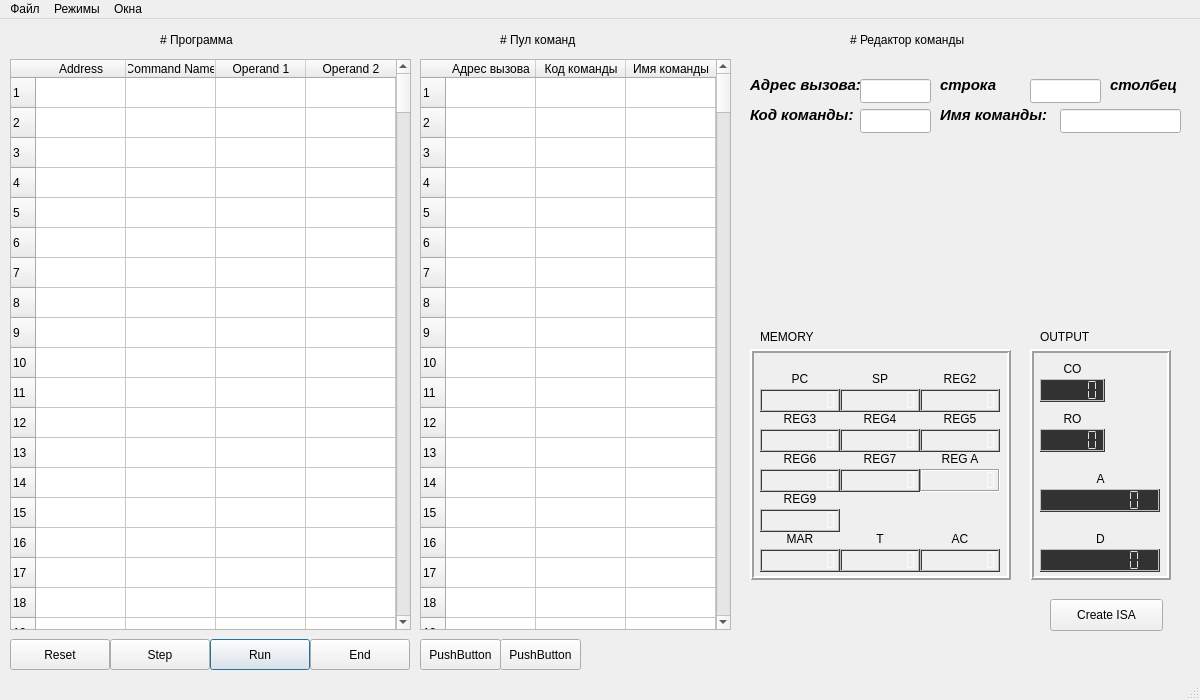
The window that MT589/commandmodewindow.ui (lagovsp/mt589-simulator-program) describes before a commit, drawn with Qt 5.
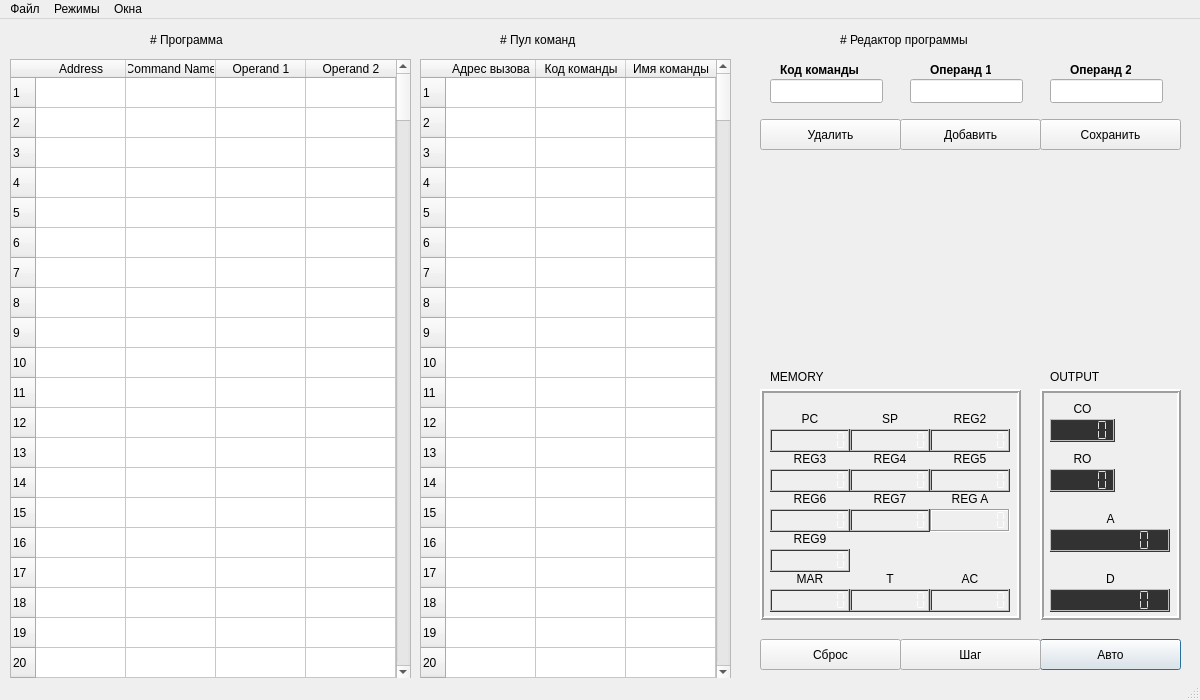
The same window after the commit.

The edit to the form file:
```diff
--- a/MT589/commandmodewindow.ui
+++ b/MT589/commandmodewindow.ui
@@ -26,24 +26,11 @@
    <string>MT589 (Command mode)</string>
   </property>
   <widget class="QWidget" name="centralwidget">
-   <widget class="QPushButton" name="endButton">
-    <property name="geometry">
-     <rect>
-      <x>310</x>
-      <y>620</y>
-      <width>100</width>
-      <height>31</height>
-     </rect>
-    </property>
-    <property name="text">
-     <string>End</string>
-    </property>
-   </widget>
    <widget class="QFrame" name="MemFrame">
     <property name="geometry">
      <rect>
-      <x>750</x>
-      <y>330</y>
+      <x>760</x>
+      <y>370</y>
       <width>261</width>
       <height>231</height>
      </rect>
@@ -7688,20 +7675,20 @@
    <widget class="QPushButton" name="resetButton">
     <property name="geometry">
      <rect>
-      <x>10</x>
+      <x>760</x>
       <y>620</y>
-      <width>100</width>
+      <width>141</width>
       <height>31</height>
      </rect>
     </property>
     <property name="text">
-     <string>Reset</string>
+     <string>Сброс</string>
     </property>
    </widget>
    <widget class="QLabel" name="label_48">
     <property name="geometry">
      <rect>
-      <x>160</x>
+      <x>150</x>
       <y>0</y>
       <width>141</width>
       <height>41</height>
@@ -7717,8 +7704,8 @@
    <widget class="QLabel" name="label_29">
     <property name="geometry">
      <rect>
-      <x>760</x>
-      <y>310</y>
+      <x>770</x>
+      <y>350</y>
       <width>58</width>
       <height>16</height>
      </rect>
@@ -7730,8 +7717,8 @@
    <widget class="QFrame" name="OutputFrame">
     <property name="geometry">
      <rect>
-      <x>1030</x>
-      <y>330</y>
+      <x>1040</x>
+      <y>370</y>
       <width>141</width>
       <height>231</height>
      </rect>
@@ -10251,8 +10238,8 @@
    <widget class="QLabel" name="label_30">
     <property name="geometry">
      <rect>
-      <x>1040</x>
-      <y>310</y>
+      <x>1050</x>
+      <y>350</y>
       <width>58</width>
       <height>16</height>
      </rect>
@@ -10264,14 +10251,14 @@
    <widget class="QPushButton" name="runButton">
     <property name="geometry">
      <rect>
-      <x>210</x>
+      <x>1040</x>
       <y>620</y>
-      <width>100</width>
+      <width>141</width>
       <height>31</height>
      </rect>
     </property>
     <property name="text">
-     <string>Run</string>
+     <string>Авто</string>
     </property>
     <property name="default">
      <bool>true</bool>
@@ -10280,14 +10267,14 @@
    <widget class="QPushButton" name="stepButton">
     <property name="geometry">
      <rect>
-      <x>110</x>
+      <x>900</x>
       <y>620</y>
-      <width>100</width>
+      <width>141</width>
       <height>31</height>
      </rect>
     </property>
     <property name="text">
-     <string>Step</string>
+     <string>Шаг</string>
     </property>
    </widget>
    <widget class="QFrame" name="frame_36">
@@ -10340,9 +10327,15 @@
       <x>10</x>
       <y>40</y>
       <width>401</width>
-      <height>571</height>
+      <height>621</height>
      </rect>
     </property>
+    <property name="sizePolicy">
+     <sizepolicy hsizetype="Fixed" vsizetype="Fixed">
+      <horstretch>0</horstretch>
+      <verstretch>0</verstretch>
+     </sizepolicy>
+    </property>
     <property name="inputMethodHints">
      <set>Qt::ImhNone</set>
     </property>
@@ -10653,19 +10646,6 @@
      </property>
     </column>
    </widget>
-   <widget class="QPushButton" name="createISAButton">
-    <property name="geometry">
-     <rect>
-      <x>1050</x>
-      <y>580</y>
-      <width>113</width>
-      <height>32</height>
-     </rect>
-    </property>
-    <property name="text">
-     <string>Create ISA</string>
-    </property>
-   </widget>
    <widget class="QLabel" name="label_49">
     <property name="geometry">
      <rect>
@@ -10688,7 +10668,7 @@
       <x>420</x>
       <y>40</y>
       <width>311</width>
-      <height>571</height>
+      <height>621</height>
      </rect>
     </property>
     <property name="sizePolicy">
@@ -10996,187 +10976,155 @@
      </property>
     </column>
    </widget>
-   <widget class="QPushButton" name="addFuncToPool">
-    <property name="geometry">
-     <rect>
-      <x>420</x>
-      <y>620</y>
-      <width>81</width>
-      <height>31</height>
-     </rect>
-    </property>
-    <property name="text">
-     <string>PushButton</string>
-    </property>
-   </widget>
-   <widget class="QPushButton" name="addFuncToPool_2">
-    <property name="geometry">
-     <rect>
-      <x>500</x>
-      <y>620</y>
-      <width>81</width>
-      <height>31</height>
-     </rect>
-    </property>
-    <property name="text">
-     <string>PushButton</string>
-    </property>
-   </widget>
    <widget class="QLabel" name="label_50">
     <property name="geometry">
      <rect>
-      <x>850</x>
+      <x>840</x>
       <y>0</y>
-      <width>231</width>
+      <width>251</width>
       <height>41</height>
      </rect>
     </property>
     <property name="text">
-     <string># Редактор команды</string>
+     <string># Редактор программы</string>
     </property>
     <property name="textFormat">
      <enum>Qt::MarkdownText</enum>
     </property>
    </widget>
-   <widget class="QLineEdit" name="lineEdit_2">
+   <widget class="QLabel" name="label_51">
     <property name="geometry">
      <rect>
-      <x>860</x>
-      <y>60</y>
-      <width>71</width>
-      <height>24</height>
+      <x>780</x>
+      <y>40</y>
+      <width>81</width>
+      <height>21</height>
      </rect>
     </property>
-   </widget>
-   <widget class="QLabel" name="label">
-    <property name="geometry">
-     <rect>
-      <x>750</x>
-      <y>50</y>
-      <width>111</width>
-      <height>31</height>
-     </rect>
-    </property>
     <property name="font">
      <font>
-      <pointsize>11</pointsize>
-      <italic>true</italic>
+      <italic>false</italic>
       <bold>true</bold>
+      <underline>false</underline>
      </font>
     </property>
     <property name="text">
-     <string>Адрес вызова:</string>
+     <string>Код команды</string>
     </property>
+    <property name="textFormat">
+     <enum>Qt::MarkdownText</enum>
+    </property>
    </widget>
    <widget class="QLabel" name="label_2">
     <property name="geometry">
      <rect>
-      <x>940</x>
-      <y>50</y>
+      <x>930</x>
+      <y>40</y>
       <width>61</width>
-      <height>31</height>
+      <height>21</height>
      </rect>
     </property>
     <property name="font">
      <font>
-      <pointsize>11</pointsize>
-      <italic>true</italic>
       <bold>true</bold>
      </font>
     </property>
     <property name="text">
-     <string>cтрока</string>
+     <string>Операнд 1</string>
     </property>
+    <property name="textFormat">
+     <enum>Qt::MarkdownText</enum>
+    </property>
    </widget>
    <widget class="QLabel" name="label_3">
     <property name="geometry">
      <rect>
-      <x>1110</x>
-      <y>50</y>
-      <width>71</width>
-      <height>31</height>
+      <x>1070</x>
+      <y>40</y>
+      <width>61</width>
+      <height>21</height>
      </rect>
     </property>
     <property name="font">
      <font>
-      <pointsize>11</pointsize>
-      <italic>true</italic>
       <bold>true</bold>
      </font>
     </property>
     <property name="text">
-     <string>столбец</string>
+     <string>Операнд 2</string>
     </property>
+    <property name="textFormat">
+     <enum>Qt::MarkdownText</enum>
+    </property>
    </widget>
    <widget class="QLineEdit" name="lineEdit_3">
     <property name="geometry">
      <rect>
-      <x>1030</x>
+      <x>770</x>
       <y>60</y>
-      <width>71</width>
+      <width>113</width>
       <height>24</height>
      </rect>
     </property>
    </widget>
-   <widget class="QLabel" name="label_4">
+   <widget class="QLineEdit" name="op1Box">
     <property name="geometry">
      <rect>
-      <x>750</x>
-      <y>80</y>
-      <width>111</width>
-      <height>31</height>
+      <x>910</x>
+      <y>60</y>
+      <width>113</width>
+      <height>24</height>
      </rect>
     </property>
-    <property name="font">
-     <font>
-      <pointsize>11</pointsize>
-      <italic>true</italic>
-      <bold>true</bold>
-     </font>
-    </property>
-    <property name="text">
-     <string>Код команды:</string>
-    </property>
    </widget>
    <widget class="QLineEdit" name="lineEdit_4">
     <property name="geometry">
      <rect>
-      <x>860</x>
-      <y>90</y>
-      <width>71</width>
+      <x>1050</x>
+      <y>60</y>
+      <width>113</width>
       <height>24</height>
      </rect>
     </property>
    </widget>
-   <widget class="QLabel" name="label_5">
+   <widget class="QPushButton" name="pushButton">
     <property name="geometry">
      <rect>
-      <x>940</x>
-      <y>80</y>
-      <width>111</width>
+      <x>760</x>
+      <y>100</y>
+      <width>141</width>
       <height>31</height>
      </rect>
     </property>
-    <property name="font">
-     <font>
-      <pointsize>11</pointsize>
-      <italic>true</italic>
-      <bold>true</bold>
-     </font>
+    <property name="text">
+     <string>Удалить</string>
     </property>
+   </widget>
+   <widget class="QPushButton" name="pushButton_2">
+    <property name="geometry">
+     <rect>
+      <x>900</x>
+      <y>100</y>
+      <width>141</width>
+      <height>31</height>
+     </rect>
+    </property>
     <property name="text">
-     <string>Имя команды:</string>
+     <string>Добавить</string>
     </property>
    </widget>
-   <widget class="QLineEdit" name="lineEdit_5">
+   <widget class="QPushButton" name="pushButton_3">
     <property name="geometry">
      <rect>
-      <x>1060</x>
-      <y>90</y>
-      <width>121</width>
-      <height>24</height>
+      <x>1040</x>
+      <y>100</y>
+      <width>141</width>
+      <height>31</height>
      </rect>
     </property>
+    <property name="text">
+     <string>Сохранить</string>
+    </property>
    </widget>
   </widget>
   <widget class="QMenuBar" name="menubar">
```
Left out of the diff: 30 changed lines with no effect on the pictures.
